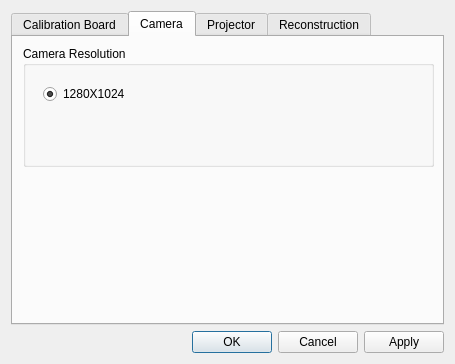
Before: the Qt Designer form Set.ui in DrawZeroPoint/SLRx64, drawn with Qt 5.
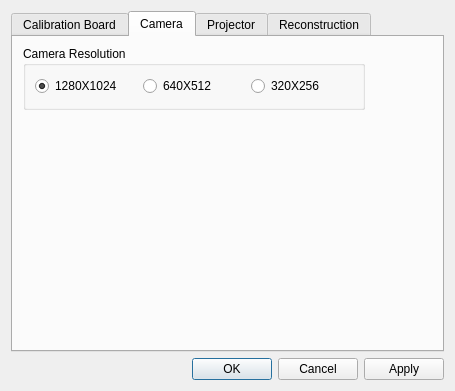
After: the same form once the commit is applied. The open tabs and pages were chosen to show the change.

The edit to the form file:
```diff
--- a/Set.ui
+++ b/Set.ui
@@ -7,7 +7,7 @@
     <x>0</x>
     <y>0</y>
     <width>455</width>
-    <height>356</height>
+    <height>391</height>
    </rect>
   </property>
   <property name="windowTitle">
@@ -229,8 +229,8 @@
         <rect>
          <x>10</x>
          <y>9</y>
-         <width>411</width>
-         <height>121</height>
+         <width>342</width>
+         <height>64</height>
         </rect>
        </property>
        <property name="sizePolicy">
@@ -242,15 +242,9 @@
        <property name="title">
         <string>Camera Resolution</string>
        </property>
+       <layout class="QGridLayout" name="gridLayout_15">
+        <item row="0" column="0">
        <widget class="QRadioButton" name="resMode0">
-        <property name="geometry">
-         <rect>
-          <x>20</x>
-          <y>40</y>
-          <width>89</width>
-          <height>16</height>
-         </rect>
-        </property>
         <property name="text">
          <string>1280X1024</string>
         </property>
@@ -258,6 +252,25 @@
          <bool>true</bool>
         </property>
        </widget>
+        </item>
+        <item row="0" column="1">
+         <widget class="QRadioButton" name="resMode1">
+          <property name="text">
+           <string>640X512</string>
+          </property>
+          <property name="checked">
+           <bool>false</bool>
+          </property>
+         </widget>
+        </item>
+        <item row="0" column="2">
+         <widget class="QRadioButton" name="resMode2">
+          <property name="text">
+           <string>320X256</string>
+          </property>
+         </widget>
+        </item>
+       </layout>
       </widget>
      </widget>
      <widget class="QWidget" name="tab_2">
```
Left out of the diff: 14 changed lines with no effect on the pictures. Lines whose indentation alone changed are shown as unchanged.
